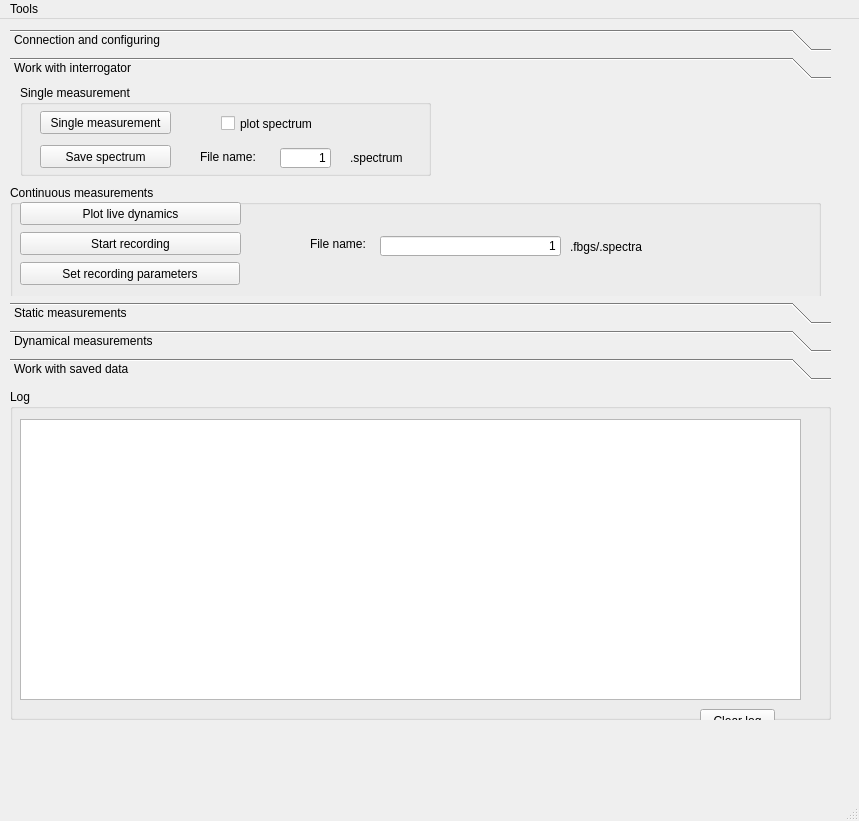
First picture: the form in UIs/mainwindow.ui, repository IlyaVatnik/WIMcontrol, before the edit.
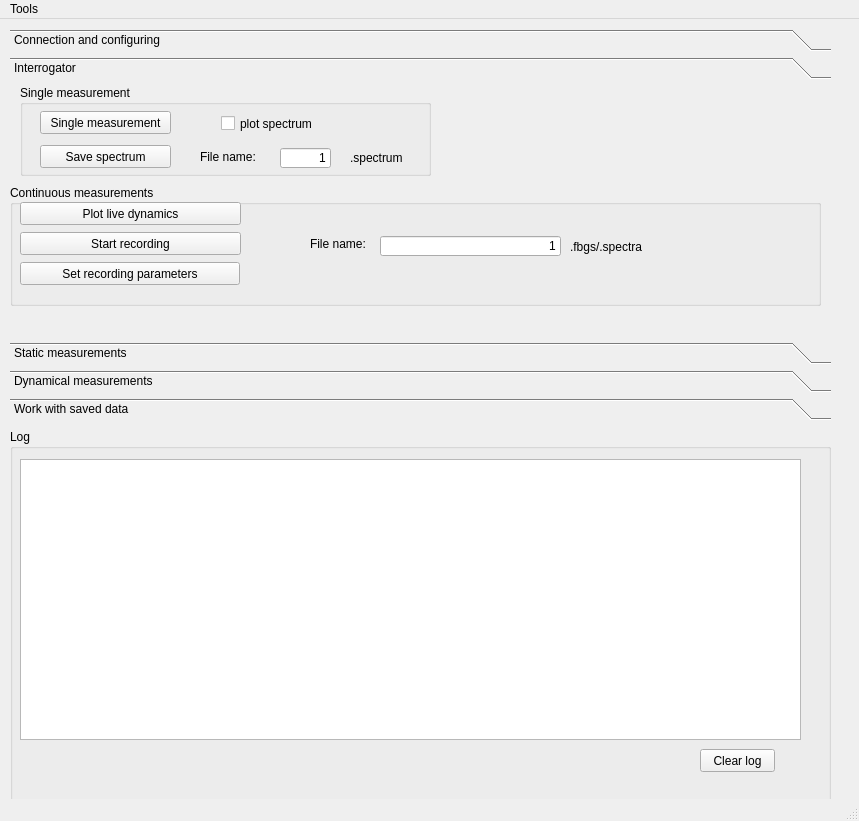
Second picture: the form after the edit. The open tabs and pages were chosen to show the change.

Diff of the .ui file:
```diff
--- a/UIs/mainwindow.ui
+++ b/UIs/mainwindow.ui
@@ -20,7 +20,7 @@
       <x>10</x>
       <y>10</y>
       <width>821</width>
-      <height>351</height>
+      <height>391</height>
      </rect>
     </property>
     <property name="currentIndex">
@@ -147,8 +147,16 @@
      </widget>
     </widget>
     <widget class="QWidget" name="page_4">
+     <property name="geometry">
+      <rect>
+       <x>0</x>
+       <y>0</y>
+       <width>821</width>
+       <height>236</height>
+      </rect>
+     </property>
      <attribute name="label">
-      <string>Work with interrogator</string>
+      <string>Interrogator</string>
      </attribute>
      <widget class="QGroupBox" name="groupBox_3">
       <property name="geometry">
@@ -712,9 +720,9 @@
     <property name="geometry">
      <rect>
       <x>10</x>
-      <y>370</y>
+      <y>410</y>
       <width>821</width>
-      <height>331</height>
+      <height>381</height>
      </rect>
     </property>
     <property name="title">
```
Left out of the diff: 10 changed lines with no effect on the pictures.
